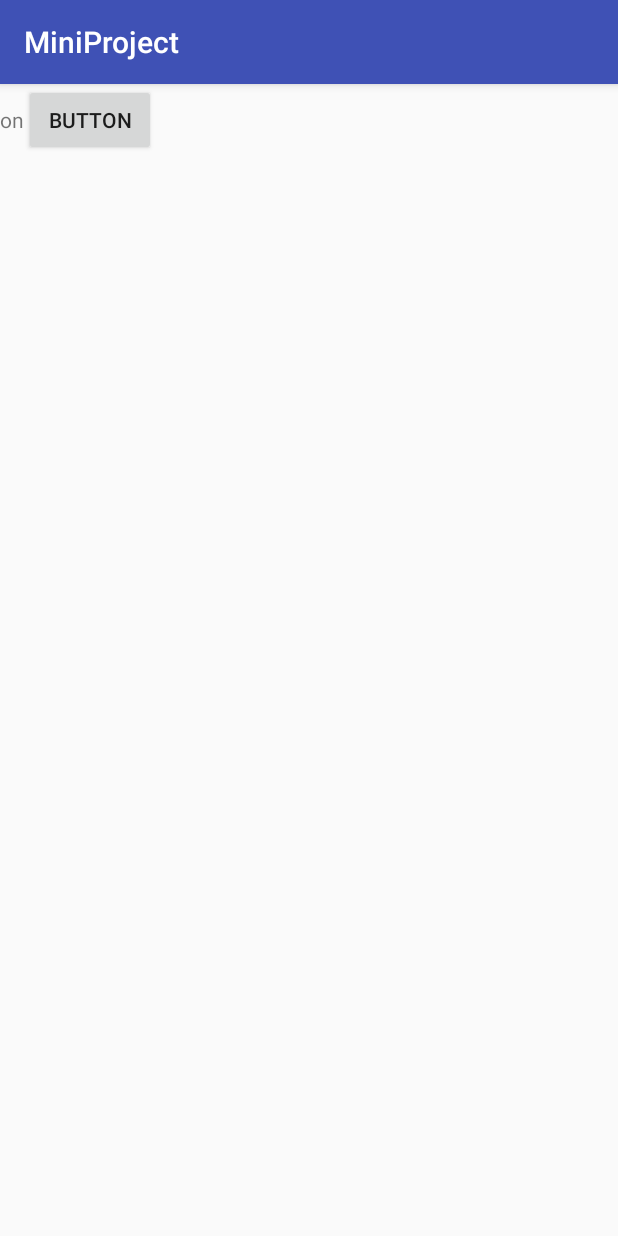
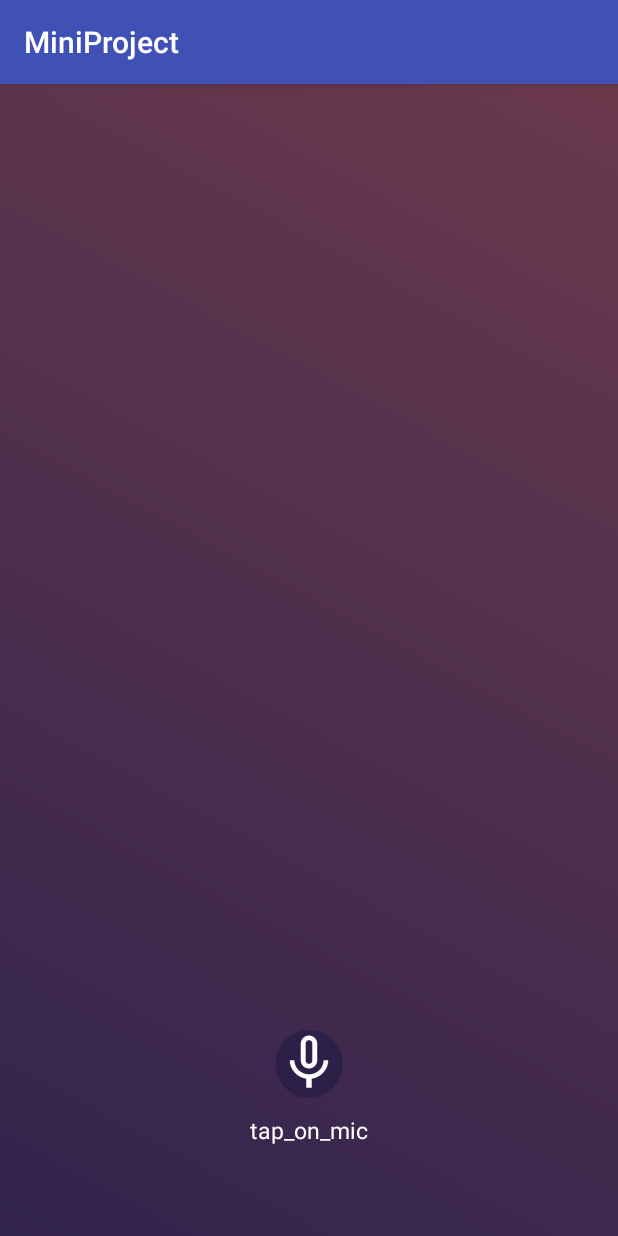
Before and after one commit to venkatsaid/MiniProject, an Android app: the screen it shows after launch (MainActivity before the commit, StartActivity after it), on a phone screen of 412 x 824 dp. Run offline under Robolectric (Android 15) with nearby library versions, the phone set to English and light mode, and no system bars; our stand-ins replace ButterKnife.

Commit message:
voice recognisation added

```diff
--- /dev/null
+++ b/app/src/main/java/com/example/user/miniproject/StartActivity.java
@@ -0,0 +1,86 @@
+package com.example.user.miniproject;
+
+import android.content.ActivityNotFoundException;
+import android.content.Intent;
+import android.speech.RecognizerIntent;
+import android.support.v7.app.AppCompatActivity;
+import android.os.Bundle;
+import android.view.View;
+import android.widget.ImageButton;
+import android.widget.TextView;
+import android.widget.Toast;
+
+import java.util.ArrayList;
+import java.util.Locale;
+
+import butterknife.BindView;
+
+public class StartActivity extends AppCompatActivity {
+    private TextView txtSpeechInput;
+    private ImageButton btnSpeak;
+    private final int REQ_CODE_SPEECH_INPUT = 100;
+   // @BindView(R.id.textCheck)
+    TextView textCheck;
+
+    @Override
+    protected void onCreate(Bundle savedInstanceState) {
+        super.onCreate(savedInstanceState);
+        setContentView(R.layout.activity_start);
+        textCheck=findViewById(R.id.textCheck);
+        txtSpeechInput = findViewById(R.id.txtSpeechInput);
+        btnSpeak = findViewById(R.id.btnSpeak);
+        btnSpeak.setOnClickListener(new View.OnClickListener() {
+
+            @Override
+            public void onClick(View v) {
+                promptSpeechInput();
+            }
+        });
+
+    }
+
+    /**
+     * Showing google speech input dialog
+     * */
+    private void promptSpeechInput() {
+        Intent intent = new Intent(RecognizerIntent.ACTION_RECOGNIZE_SPEECH);
+        intent.putExtra(RecognizerIntent.EXTRA_LANGUAGE_MODEL,
+                RecognizerIntent.LANGUAGE_MODEL_FREE_FORM);
+        intent.putExtra(RecognizerIntent.EXTRA_LANGUAGE, Locale.getDefault());
+        intent.putExtra(RecognizerIntent.EXTRA_PROMPT,
+                getString(R.string.speech_prompt));
+        try {
+            startActivityForResult(intent, REQ_CODE_SPEECH_INPUT);
+        } catch (ActivityNotFoundException a) {
+            Toast.makeText(getApplicationContext(),
+                    getString(R.string.speech_not_supported),
+                    Toast.LENGTH_SHORT).show();
+        }
+    }
+
+    /**
+     * Receiving speech input
+     * */
+    @Override
+    protected void onActivityResult(int requestCode, int resultCode, Intent data) {
+        super.onActivityResult(requestCode, resultCode, data);
+
+        switch (requestCode) {
+            case REQ_CODE_SPEECH_INPUT: {
+                if (resultCode == RESULT_OK && null != data) {
+
+                    ArrayList<String> result = data
+                            .getStringArrayListExtra(RecognizerIntent.EXTRA_RESULTS);
+                    txtSpeechInput.setText(result.get(0));
+                    if(result.get(0).equals("switch on")||result.get(0).equals("switch off")){
+                        textCheck.setText(result.get(0));
+                    }
+                    //Main2Activity.text=txtSpeechInput.getText().toString();
+                }
+                break;
+            }
+
+        }
+    }
+
+}
--- /dev/null
+++ b/app/src/main/res/drawable/bg_gradient.xml
@@ -0,0 +1,10 @@
+<?xml version="1.0" encoding="utf-8"?>
+<shape xmlns:android="http://schemas.android.com/apk/res/android"
+    android:shape="rectangle" >
+
+    <gradient
+        android:angle="45"
+        android:endColor="@color/bg_gradient_end"
+        android:startColor="@color/bg_gradient_start"
+        android:type="linear" />
+</shape>
--- /dev/null
+++ b/app/src/main/res/layout/activity_start.xml
@@ -0,0 +1,52 @@
+<RelativeLayout xmlns:android="http://schemas.android.com/apk/res/android"
+    xmlns:tools="http://schemas.android.com/tools"
+    android:layout_width="match_parent"
+    android:layout_height="match_parent"
+    android:background="@drawable/bg_gradient"
+    android:orientation="vertical" >
+    <TextView
+        android:layout_width="wrap_content"
+        android:layout_height="wrap_content"
+        android:id="@+id/textCheck"
+        android:text=""
+        android:textColor="@color/white"
+        android:textSize="30sp"/>
+
+    <TextView
+        android:id="@+id/txtSpeechInput"
+        android:layout_width="wrap_content"
+        android:layout_height="wrap_content"
+        android:layout_alignParentTop="true"
+        android:layout_centerHorizontal="true"
+        android:layout_marginTop="100dp"
+        android:textColor="@color/white"
+        android:textSize="26sp"
+        android:textStyle="normal" />
+
+    <LinearLayout
+        android:layout_width="wrap_content"
+        android:layout_height="wrap_content"
+        android:layout_alignParentBottom="true"
+        android:layout_centerHorizontal="true"
+        android:layout_marginBottom="60dp"
+        android:gravity="center"
+        android:orientation="vertical" >
+
+        <ImageButton
+            android:id="@+id/btnSpeak"
+            android:layout_width="wrap_content"
+            android:layout_height="wrap_content"
+            android:background="@null"
+            android:src="@mipmap/mic" />
+
+        <TextView
+            android:layout_width="wrap_content"
+            android:layout_height="wrap_content"
+            android:layout_marginTop="10dp"
+            android:text="tap_on_mic"
+            android:textColor="@color/white"
+            android:textSize="15dp"
+            android:textStyle="normal" />
+    </LinearLayout>
+
+</RelativeLayout>
--- /dev/null
+++ b/app/src/main/res/values/bg_mic.xml
@@ -0,0 +1,4 @@
+<?xml version="1.0" encoding="utf-8"?>
+<resources>
+    <color name="bg_mic">#2D2049</color>
+</resources>
--- a/app/src/main/res/values/colors.xml
+++ b/app/src/main/res/values/colors.xml
@@ -3,4 +3,7 @@
     <color name="colorPrimary">#3F51B5</color>
     <color name="colorPrimaryDark">#303F9F</color>
     <color name="colorAccent">#FF4081</color>
+    <color name="white">#ffffff</color>
+    <color name="bg_gradient_start">#31244e</color>
+    <color name="bg_gradient_end">#6b394c</color>
 </resources>
--- a/app/src/main/res/values/strings.xml
+++ b/app/src/main/res/values/strings.xml
@@ -2,4 +2,8 @@
     <string name="app_name">MiniProject</string>
     <string name="off">off</string>
     <string name="on">on</string>
+    <string name="speech_prompt">Say something&#8230;</string>
+    <string name="speech_not_supported">Sorry! Your device doesn\'t support speech input</string>
+    <string name="tap_on_mic">Tap on mic to speak</string>
+
 </resources>
```
Also changed, not shown: app/src/main/AndroidManifest.xml (+8 -1 lines), app/src/main/mic-web.png (added), app/src/main/res/mipmap-hdpi/mic.png (added), app/src/main/res/mipmap-mdpi/mic.png (added), app/src/main/res/mipmap-xhdpi/mic.png (added), app/src/main/res/mipmap-xxhdpi/mic.png (added), app/src/main/res/mipmap-xxxhdpi/mic.png (added).
